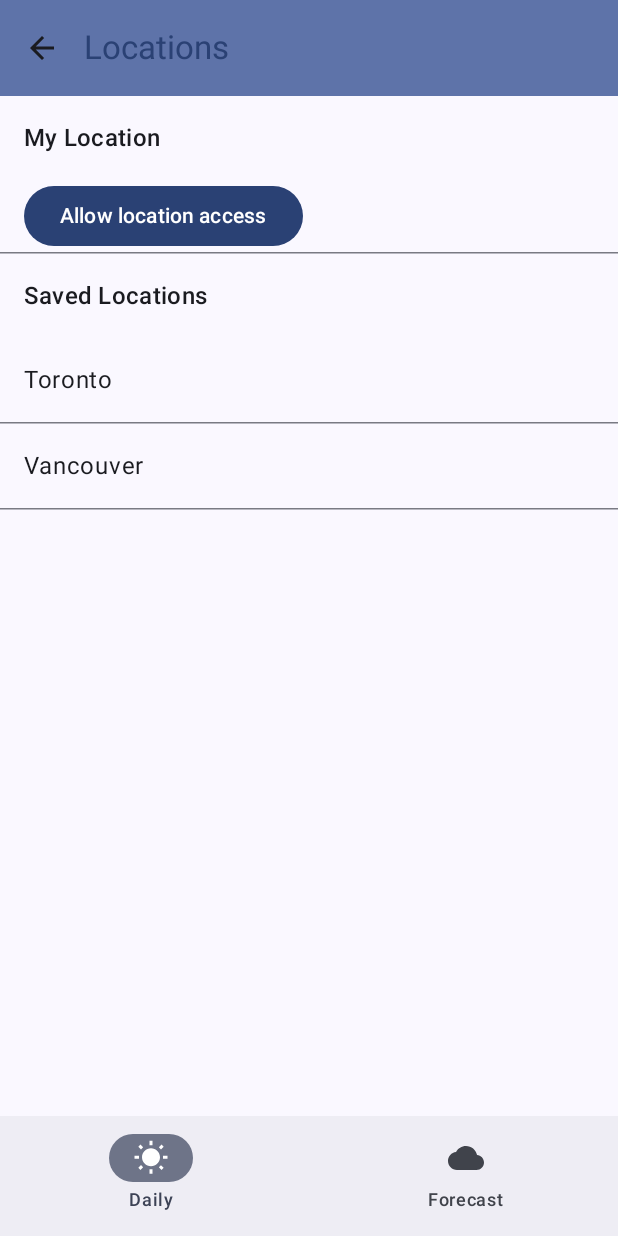
After one commit to loganhattie2006-ink/WeatherApp, an Android app built with Jetpack Compose: the LocationsScreen screen opened through its navigation route, on a phone screen of 412 x 824 dp. The commit adds this screen. Run offline under Robolectric (Android 15) with nearby library versions, the phone set to English and light mode, and no system bars; pictures from the network do not load.

Commit message:
Sample location screen with hard coded city list

```diff
--- a/app/src/main/java/com/example/weatherapp/MainViewModel.kt
+++ b/app/src/main/java/com/example/weatherapp/MainViewModel.kt
@@ -2,6 +2,7 @@ package com.example.weatherapp
 
 import android.annotation.SuppressLint
 import androidx.compose.runtime.getValue
+import androidx.compose.runtime.mutableStateListOf
 import androidx.compose.runtime.mutableStateOf
 import androidx.compose.runtime.setValue
 import androidx.lifecycle.ViewModel
@@ -15,6 +16,7 @@ import kotlinx.coroutines.launch
 import retrofit2.Retrofit
 import retrofit2.converter.gson.GsonConverterFactory
 import kotlin.jvm.java
+import androidx.compose.runtime.mutableStateListOf
 
 class MainViewModel : ViewModel() {
 
@@ -29,10 +31,25 @@ class MainViewModel : ViewModel() {
         .build()
         .create(WeatherAPI::class.java)
 
-    fun loadWeather(location: String) {
+
+
+    var myLocationName by mutableStateOf<String?>(null)   // e.g. "Halifax", shown under My Location
+        private set
+    var myLocationQuery by mutableStateOf<String?>(null)  // the "lat,lon" so it can be reloaded later
+        private set
+
+    // placeholders to test selecting; step 2 replaces these with real adds, step 3 to save
+    val savedLocations = mutableStateListOf("Toronto", "Vancouver")
+
+    fun loadWeather(location: String, isMyLocation: Boolean = false) {
         viewModelScope.launch {
             try {
-                weather = api.getForecast(API_KEY, location, 3) // API key is stored in local properties
+                val result = api.getForecast(API_KEY, location, 3)
+                weather = result
+                if (isMyLocation) {
+                    myLocationName = result.location.name
+                    myLocationQuery = location
+                }
                 errorMessage = null
             } catch (e: Exception) {
                 errorMessage = "Couldn't load weather: ${e.message}"
@@ -46,7 +63,7 @@ class MainViewModel : ViewModel() {
         client.getCurrentLocation(Priority.PRIORITY_HIGH_ACCURACY, null)
             .addOnSuccessListener { location ->
                 if (location != null) {
-                    loadWeather("${location.latitude},${location.longitude}") // WeatherAPI accepts "lat,lon" as the location
+                    loadWeather("${location.latitude},${location.longitude}", isMyLocation = true) // WeatherAPI accepts "lat,lon" as the location
                 } else {
                     loadWeather("Halifax") // no fix available, so fall back to halifax as a default
                 }
--- a/app/src/main/java/com/example/weatherapp/ui/Navigation.kt
+++ b/app/src/main/java/com/example/weatherapp/ui/Navigation.kt
@@ -5,10 +5,13 @@ import androidx.activity.compose.rememberLauncherForActivityResult
 import androidx.activity.result.contract.ActivityResultContracts
 import androidx.compose.foundation.layout.padding
 import androidx.compose.material.icons.Icons
+import androidx.compose.material.icons.automirrored.filled.ArrowBack
+import androidx.compose.material.icons.filled.LocationOn
 import androidx.compose.material.icons.filled.WbCloudy
 import androidx.compose.material.icons.filled.WbSunny
 import androidx.compose.material3.ExperimentalMaterial3Api
 import androidx.compose.material3.Icon
+import androidx.compose.material3.IconButton
 import androidx.compose.material3.MaterialTheme
 import androidx.compose.material3.NavigationBar
 import androidx.compose.material3.NavigationBarDefaults
@@ -29,10 +32,12 @@ import androidx.lifecycle.viewmodel.compose.viewModel
 import androidx.navigation.NavGraph.Companion.findStartDestination
 import androidx.navigation.compose.NavHost
 import androidx.navigation.compose.composable
+import androidx.navigation.compose.currentBackStackEntryAsState
 import androidx.navigation.compose.rememberNavController
 import com.example.weatherapp.MainViewModel
 import com.example.weatherapp.ui.screens.CurrentWeatherScreen
 import com.example.weatherapp.ui.screens.ForecastScreen
+import com.example.weatherapp.ui.screens.LocationsScreen
 import com.google.android.gms.location.LocationServices
 
 @OptIn(ExperimentalMaterial3Api::class)
@@ -44,13 +49,16 @@ fun Navigation(viewModel: MainViewModel = viewModel()) {
     val context = LocalContext.current
     val fusedClient = remember { LocationServices.getFusedLocationProviderClient(context) }
 
+    val backStackEntry by navController.currentBackStackEntryAsState()
+    val onLocations = backStackEntry?.destination?.route == "LocationsScreen"
+
     val permissionLauncher = rememberLauncherForActivityResult(
         ActivityResultContracts.RequestMultiplePermissions()) { results -> // runs after the user answers the prompt
         if (results.values.any { it }) { // fine OR coarse was granted
             viewModel.loadDeviceLocationWeather(fusedClient)
-        } else {
-            viewModel.loadWeather("Halifax") // denied, so show the default location instead
-          }
+        } else if (viewModel.weather == null) { // only fall back if nothing has loaded yet
+            viewModel.loadWeather("Halifax")
+        }
     }
 
     LaunchedEffect(Unit) { // runs once when the app starts
@@ -74,12 +82,21 @@ fun Navigation(viewModel: MainViewModel = viewModel()) {
                     containerColor = MaterialTheme.colorScheme.primaryContainer,
                     titleContentColor = MaterialTheme.colorScheme.primary,
                 ),
-
-                title = { Text(locationTitle) } // removed the old index check since the req wants just location
-
-
-
-
+                title = { Text(if (onLocations) "Locations" else locationTitle) },
+                navigationIcon = {
+                    if (onLocations) { // back arrow only on the Locations screen
+                        IconButton(onClick = { navController.popBackStack() }) {
+                            Icon(Icons.AutoMirrored.Filled.ArrowBack, contentDescription = "Back")
+                        }
+                    }
+                },
+                actions = { // the "action" the rubric asks for
+                    if (!onLocations) {
+                        IconButton(onClick = { navController.navigate("LocationsScreen") }) {
+                            Icon(Icons.Default.LocationOn, contentDescription = "Locations")
+                        }
+                    }
+                }
             )
 
         },
@@ -134,6 +151,27 @@ fun Navigation(viewModel: MainViewModel = viewModel()) {
             composable(route = "ForecastScreen") { // Same but for the forecast screen
                 ForecastScreen(innerPadding, days)
             }
+
+            composable(route = "LocationsScreen") {
+                LocationsScreen(
+                    innerPadding = innerPadding,
+                    myLocationName = viewModel.myLocationName,
+                    savedLocations = viewModel.savedLocations,
+                    onSelectMyLocation = {
+                        viewModel.myLocationQuery?.let { viewModel.loadWeather(it, isMyLocation = true) }
+                        navController.popBackStack()
+                    },
+                    onSelectSaved = { name ->
+                        viewModel.loadWeather(name)
+                        navController.popBackStack()
+                    },
+                    onRequestPermission = {
+                        permissionLauncher.launch(
+                            arrayOf(Manifest.permission.ACCESS_FINE_LOCATION, Manifest.permission.ACCESS_COARSE_LOCATION)
+                        )
+                    }
+                )
+            }
         }
 
     }
--- /dev/null
+++ b/app/src/main/java/com/example/weatherapp/ui/screens/LocationsScreen.kt
@@ -0,0 +1,65 @@
+package com.example.weatherapp.ui.screens
+
+import androidx.compose.foundation.clickable
+import androidx.compose.foundation.layout.PaddingValues
+import androidx.compose.foundation.layout.fillMaxWidth
+import androidx.compose.foundation.layout.padding
+import androidx.compose.foundation.lazy.LazyColumn
+import androidx.compose.foundation.lazy.items
+import androidx.compose.material3.Button
+import androidx.compose.material3.HorizontalDivider
+import androidx.compose.material3.MaterialTheme
+import androidx.compose.material3.Text
+import androidx.compose.runtime.Composable
+import androidx.compose.ui.Modifier
+import androidx.compose.ui.unit.dp
+
+@Composable
+fun LocationsScreen(
+    innerPadding: PaddingValues,
+    myLocationName: String?,
+    savedLocations: List<String>,
+    onSelectMyLocation: () -> Unit,
+    onSelectSaved: (String) -> Unit,
+    onRequestPermission: () -> Unit
+) {
+    LazyColumn(modifier = Modifier.padding(innerPadding)) {
+
+        item { Text("My Location", style = MaterialTheme.typography.titleMedium, modifier = Modifier.padding(16.dp)) }
+
+        item {
+            if (myLocationName != null) { // permission was granted and the device location has loaded
+                Text(
+                    text = myLocationName,
+                    modifier = Modifier
+                        .fillMaxWidth()
+                        .clickable { onSelectMyLocation() }
+                        .padding(16.dp)
+                )
+            } else { // no device location yet, so offer to ask for permission
+                Button(onClick = onRequestPermission, modifier = Modifier.padding(horizontal = 16.dp)) {
+                    Text("Allow location access")
+                }
+            }
+        }
+
+        item { HorizontalDivider() }
+
+        item { Text("Saved Locations", style = MaterialTheme.typography.titleMedium, modifier = Modifier.padding(16.dp)) }
+
+        if (savedLocations.isEmpty()) {
+            item { Text("No saved locations yet", modifier = Modifier.padding(horizontal = 16.dp)) }
+        }
+
+        items(savedLocations) { name ->
+            Text(
+                text = name,
+                modifier = Modifier
+                    .fillMaxWidth()
+                    .clickable { onSelectSaved(name) }
+                    .padding(16.dp)
+            )
+            HorizontalDivider()
+        }
+    }
+}
```
